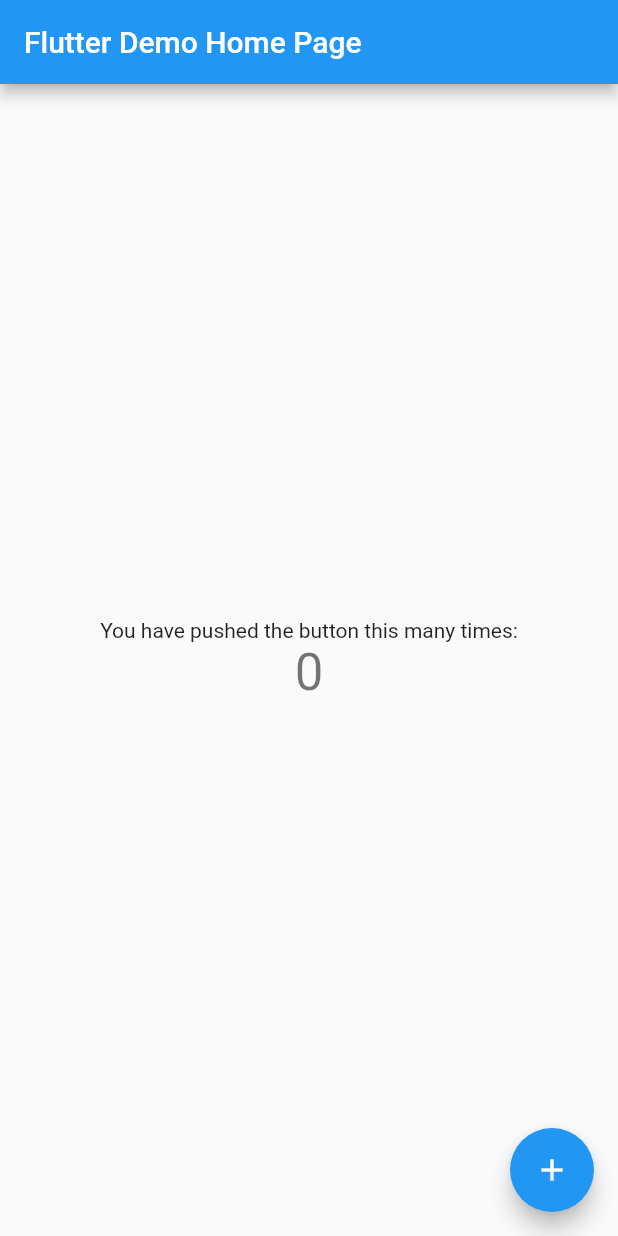
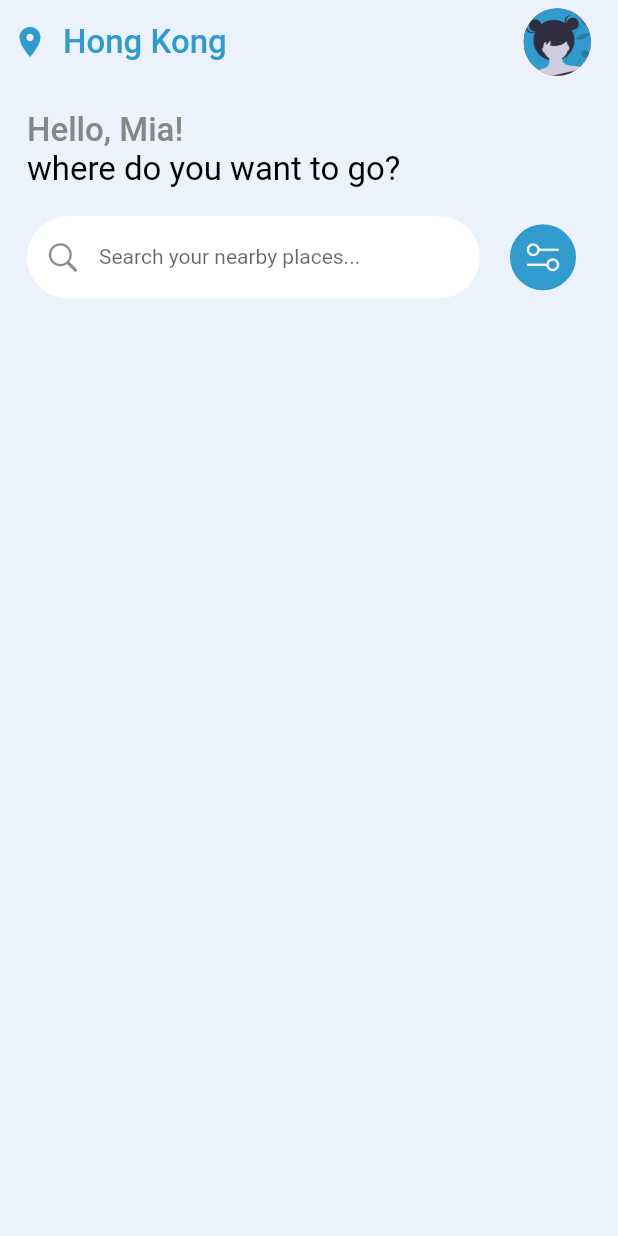
Before and after one commit to HeySreelal/Travel-App-UI, a Flutter app: the screen it shows after launch, on a phone screen of 412 x 824 dp. Run offline on Flutter 3.47's test engine with Material 2 defaults, Android fonts, the phone set to English and light mode, and no system bars.

Commit message:
On home 🦄

```diff
--- /dev/null
+++ b/lib/config/config.dart
@@ -0,0 +1,38 @@
+import 'package:flutter/material.dart';
+
+class TravelTheme {
+  static const Color scaffoldBackgroundColor = Color(0xFFEBF2FC);
+  static const Color primaryColor = Color(0xFF329BCE);
+  static const Color grey = Color(0xFFC0BFBD);
+  static const Color darkGrey = Color(0xFF878787);
+  static const Color white = Colors.white;
+  static const Color black = Colors.black;
+  static ThemeData get theme => ThemeData(
+        primaryColor: primaryColor,
+        colorScheme: const ColorScheme.light(
+          primary: primaryColor,
+          onPrimary: white,
+          surface: scaffoldBackgroundColor,
+          onSurface: white,
+          background: scaffoldBackgroundColor,
+          onBackground: white,
+          error: Colors.red,
+          onError: white,
+          brightness: Brightness.light,
+        ),
+        scaffoldBackgroundColor: scaffoldBackgroundColor,
+        textTheme: const TextTheme(
+            headline6: TextStyle(
+          fontSize: 22,
+        )),
+        appBarTheme: const AppBarTheme(
+          titleSpacing: 8,
+          backgroundColor: Colors.transparent,
+          elevation: 0,
+          foregroundColor: primaryColor,
+        ),
+        iconTheme: const IconThemeData(
+          color: black,
+        ),
+      );
+}
--- a/lib/main.dart
+++ b/lib/main.dart
@@ -1,115 +1,19 @@
 import 'package:flutter/material.dart';
+import 'package:travelapp/config/config.dart';
+import 'package:travelapp/screens/home.dart';
 
-void main() {
-  runApp(const MyApp());
-}
+void main() => runApp(const MyApp());
 
 class MyApp extends StatelessWidget {
   const MyApp({Key? key}) : super(key: key);
 
-  // This widget is the root of your application.
   @override
   Widget build(BuildContext context) {
     return MaterialApp(
-      title: 'Flutter Demo',
-      theme: ThemeData(
-        // This is the theme of your application.
-        //
-        // Try running your application with "flutter run". You'll see the
-        // application has a blue toolbar. Then, without quitting the app, try
-        // changing the primarySwatch below to Colors.green and then invoke
-        // "hot reload" (press "r" in the console where you ran "flutter run",
-        // or simply save your changes to "hot reload" in a Flutter IDE).
-        // Notice that the counter didn't reset back to zero; the application
-        // is not restarted.
-        primarySwatch: Colors.blue,
-      ),
-      home: const MyHomePage(title: 'Flutter Demo Home Page'),
+      title: 'Travel App',
+      theme: TravelTheme.theme,
+      debugShowCheckedModeBanner: false,
+      home: const Home(),
     );
   }
 }
-
-class MyHomePage extends StatefulWidget {
-  const MyHomePage({Key? key, required this.title}) : super(key: key);
-
-  // This widget is the home page of your application. It is stateful, meaning
-  // that it has a State object (defined below) that contains fields that affect
-  // how it looks.
-
-  // This class is the configuration for the state. It holds the values (in this
-  // case the title) provided by the parent (in this case the App widget) and
-  // used by the build method of the State. Fields in a Widget subclass are
-  // always marked "final".
-
-  final String title;
-
-  @override
-  State<MyHomePage> createState() => _MyHomePageState();
-}
-
-class _MyHomePageState extends State<MyHomePage> {
-  int _counter = 0;
-
-  void _incrementCounter() {
-    setState(() {
-      // This call to setState tells the Flutter framework that something has
-      // changed in this State, which causes it to rerun the build method below
-      // so that the display can reflect the updated values. If we changed
-      // _counter without calling setState(), then the build method would not be
-      // called again, and so nothing would appear to happen.
-      _counter++;
-    });
-  }
-
-  @override
-  Widget build(BuildContext context) {
-    // This method is rerun every time setState is called, for instance as done
-    // by the _incrementCounter method above.
-    //
-    // The Flutter framework has been optimized to make rerunning build methods
-    // fast, so that you can just rebuild anything that needs updating rather
-    // than having to individually change instances of widgets.
-    return Scaffold(
-      appBar: AppBar(
-        // Here we take the value from the MyHomePage object that was created by
-        // the App.build method, and use it to set our appbar title.
-        title: Text(widget.title),
-      ),
-      body: Center(
-        // Center is a layout widget. It takes a single child and positions it
-        // in the middle of the parent.
-        child: Column(
-          // Column is also a layout widget. It takes a list of children and
-          // arranges them vertically. By default, it sizes itself to fit its
-          // children horizontally, and tries to be as tall as its parent.
-          //
-          // Invoke "debug painting" (press "p" in the console, choose the
-          // "Toggle Debug Paint" action from the Flutter Inspector in Android
-          // Studio, or the "Toggle Debug Paint" command in Visual Studio Code)
-          // to see the wireframe for each widget.
-          //
-          // Column has various properties to control how it sizes itself and
-          // how it positions its children. Here we use mainAxisAlignment to
-          // center the children vertically; the main axis here is the vertical
-          // axis because Columns are vertical (the cross axis would be
-          // horizontal).
-          mainAxisAlignment: MainAxisAlignment.center,
-          children: <Widget>[
-            const Text(
-              'You have pushed the button this many times:',
-            ),
-            Text(
-              '$_counter',
-              style: Theme.of(context).textTheme.headline4,
-            ),
-          ],
-        ),
-      ),
-      floatingActionButton: FloatingActionButton(
-        onPressed: _incrementCounter,
-        tooltip: 'Increment',
-        child: const Icon(Icons.add),
-      ), // This trailing comma makes auto-formatting nicer for build methods.
-    );
-  }
-}
--- /dev/null
+++ b/lib/screens/home.dart
@@ -0,0 +1,171 @@
+import 'package:flutter/cupertino.dart';
+import 'package:flutter/material.dart';
+import 'package:travelapp/config/config.dart';
+
+class Home extends StatefulWidget {
+  const Home({Key? key}) : super(key: key);
+  @override
+  State<Home> createState() => HomeState();
+}
+
+class HomeState extends State<Home> {
+  @override
+  Widget build(BuildContext context) {
+    return Scaffold(
+      appBar: AppBar(
+        title: const HongKongTitle(),
+        actions: const [
+          ProfilePic(),
+        ],
+      ),
+      body: Padding(
+        padding: const EdgeInsets.all(18.0),
+        child: Column(
+          crossAxisAlignment: CrossAxisAlignment.start,
+          children: [
+            Text(
+              "Hello, Mia!",
+              style: Theme.of(context).textTheme.headline6?.copyWith(
+                    color: TravelTheme.darkGrey,
+                  ),
+            ),
+            Text(
+              "where do you want to go?",
+              style: Theme.of(context).textTheme.headline6?.copyWith(
+                    color: TravelTheme.black,
+                    fontWeight: FontWeight.normal,
+                  ),
+            ),
+            const SizedBox(height: 18),
+            Row(
+              children: const [
+                SearchBox(),
+                SizedBox(width: 10),
+                TuneButton(),
+              ],
+            ),
+          ],
+        ),
+      ),
+    );
+  }
+}
+
+class TuneButton extends StatelessWidget {
+  const TuneButton({
+    Key? key,
+  }) : super(key: key);
+
+  @override
+  Widget build(BuildContext context) {
+    return TextButton(
+      onPressed: () {},
+      child: const ImageIcon(
+        AssetImage("assets/icons/settings.png"),
+      ),
+      style: ButtonStyle(
+        shape: MaterialStateProperty.resolveWith(
+          (states) => const CircleBorder(),
+        ),
+        backgroundColor: MaterialStateProperty.resolveWith(
+          (states) => TravelTheme.primaryColor,
+        ),
+        foregroundColor: MaterialStateProperty.resolveWith(
+          (states) => TravelTheme.white,
+        ),
+        overlayColor: MaterialStateProperty.resolveWith(
+          (states) => TravelTheme.white.withAlpha(30),
+        ),
+        padding: MaterialStateProperty.resolveWith(
+          (states) => const EdgeInsets.all(10),
+        ),
+      ),
+    );
+  }
+}
+
+class HongKongTitle extends StatelessWidget {
+  const HongKongTitle({
+    Key? key,
+  }) : super(key: key);
+
+  @override
+  Widget build(BuildContext context) {
+    return Row(
+      children: const [
+        Icon(Icons.location_on),
+        SizedBox(
+          width: 10,
+        ),
+        Text('Hong Kong'),
+      ],
+    );
+  }
+}
+
+class ProfilePic extends StatelessWidget {
+  const ProfilePic({
+    Key? key,
+  }) : super(key: key);
+
+  @override
+  Widget build(BuildContext context) {
+    return Container(
+      margin: const EdgeInsets.only(right: 18),
+      decoration: const BoxDecoration(
+        image: DecorationImage(
+          image: AssetImage("assets/images/avatar.png"),
+          fit: BoxFit.cover,
+        ),
+        shape: BoxShape.circle,
+        color: Colors.red,
+      ),
+      width: 45,
+    );
+  }
+}
+
+class SearchBox extends StatelessWidget {
+  const SearchBox({Key? key}) : super(key: key);
+
+  @override
+  Widget build(BuildContext context) {
+    return Expanded(
+      child: SizedBox(
+        height: 55,
+        child: Container(
+          decoration: BoxDecoration(
+            color: Colors.white,
+            borderRadius: BorderRadius.circular(40),
+          ),
+          child: TextField(
+            style: const TextStyle(
+              fontSize: 14,
+            ),
+            decoration: InputDecoration(
+              hintText: "Search your nearby places...",
+              labelStyle: const TextStyle(
+                color: TravelTheme.darkGrey,
+              ),
+              focusedBorder: border(),
+              border: border(),
+              enabledBorder: border(),
+              fillColor: Colors.white,
+              prefixIcon: const Icon(
+                CupertinoIcons.search,
+                size: 24,
+              ),
+            ),
+          ),
+        ),
+      ),
+    );
+  }
+
+  OutlineInputBorder border() {
+    return OutlineInputBorder(
+      borderSide: BorderSide.none,
+      borderRadius: BorderRadius.circular(30),
+    );
+  }
+}
```
Also changed, not shown: pubspec.yaml (+4 -67 lines), assets/icons/settings.png (added), assets/images/avatar.png (added).
